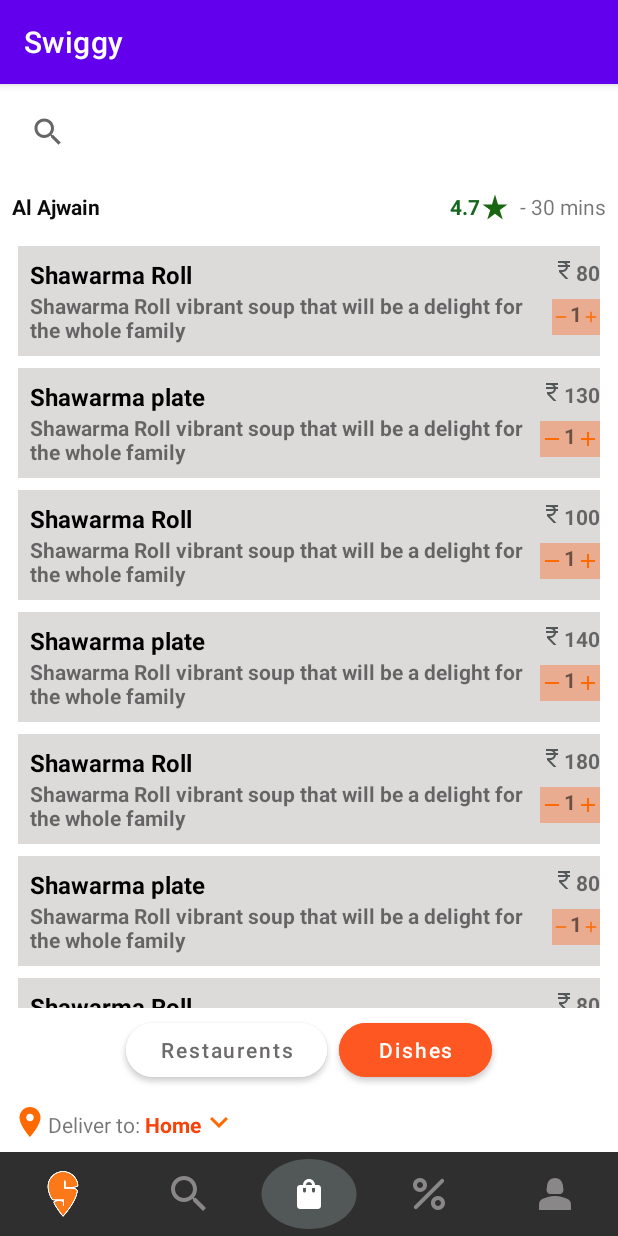
After one commit to charan-teja-improve10x/Swiggy, an Android app: the SwiggyItems2Activity screen opened directly, with no data from a screen before it, on a phone screen of 412 x 824 dp. The commit adds this screen. Run offline under Robolectric (Android 15) with nearby library versions, the phone set to English and light mode, and no system bars.

Commit message:
implemented 2 nd screen

```diff
--- /dev/null
+++ b/app/src/main/java/com/improve10x/swiggy/Swiggy2ItemsAdapter.java
@@ -0,0 +1,38 @@
+package com.improve10x.swiggy;
+
+import android.view.LayoutInflater;
+import android.view.View;
+import android.view.ViewGroup;
+
+import androidx.annotation.NonNull;
+import androidx.recyclerview.widget.RecyclerView;
+
+public class Swiggy2ItemsAdapter extends RecyclerView.Adapter<SwiggyItem2ViewHolder> {
+    SwiggyItems2[] items;
+
+    public Swiggy2ItemsAdapter(SwiggyItems2[] swiggyItems2){
+        items = swiggyItems2;
+    }
+
+    @NonNull
+    @Override
+    public SwiggyItem2ViewHolder onCreateViewHolder(@NonNull ViewGroup parent, int viewType) {
+        LayoutInflater inflater = LayoutInflater.from(parent.getContext());
+        View view = inflater.inflate(R.layout.swiggy_items_2,parent,false);
+        SwiggyItem2ViewHolder viewHolder = new SwiggyItem2ViewHolder(view);
+        return viewHolder;
+    }
+
+    @Override
+    public void onBindViewHolder(@NonNull SwiggyItem2ViewHolder holder, int position) {
+        SwiggyItems2 item = items[position];
+        holder.swiggyItem2Txt.setText(item.swiggyItem2);
+        holder.swiggyDescription2Txt.setText(item.swiggyDescription2);
+        holder.swiggy2AmountTxt.setText(item.swiggyAmount2);
+    }
+
+    @Override
+    public int getItemCount() {
+        return items.length;
+    }
+}
--- /dev/null
+++ b/app/src/main/java/com/improve10x/swiggy/SwiggyItem2ViewHolder.java
@@ -0,0 +1,19 @@
+package com.improve10x.swiggy;
+
+import android.view.View;
+import android.widget.TextView;
+
+import androidx.annotation.NonNull;
+import androidx.recyclerview.widget.RecyclerView;
+
+public class SwiggyItem2ViewHolder extends RecyclerView.ViewHolder {
+    TextView swiggyItem2Txt;
+    TextView swiggyDescription2Txt;
+    TextView swiggy2AmountTxt;
+    public SwiggyItem2ViewHolder(@NonNull View itemView) {
+        super(itemView);
+        swiggyItem2Txt = itemView.findViewById(R.id.swiggy_ietm2_txt);
+        swiggyDescription2Txt = itemView.findViewById(R.id.swiggy2_description_txt);
+        swiggy2AmountTxt = itemView.findViewById(R.id.swiggy2_amount);
+    }
+}
--- /dev/null
+++ b/app/src/main/java/com/improve10x/swiggy/SwiggyItems2.java
@@ -0,0 +1,8 @@
+package com.improve10x.swiggy;
+
+public class SwiggyItems2 {
+    String swiggyItem2;
+    String swiggyDescription2;
+    String swiggyAmount2;
+
+}
--- /dev/null
+++ b/app/src/main/java/com/improve10x/swiggy/SwiggyItems2Activity.java
@@ -0,0 +1,81 @@
+package com.improve10x.swiggy;
+
+import androidx.appcompat.app.AppCompatActivity;
+import androidx.recyclerview.widget.LinearLayoutManager;
+import androidx.recyclerview.widget.RecyclerView;
+
+import android.os.Bundle;
+
+public class SwiggyItems2Activity extends AppCompatActivity {
+    SwiggyItems2[] swiggyItems2;
+    RecyclerView swiggyItems2Rv;
+    Swiggy2ItemsAdapter swiggy2ItemsAdapter;
+
+    @Override
+    protected void onCreate(Bundle savedInstanceState) {
+        super.onCreate(savedInstanceState);
+        setContentView(R.layout.activity_swiggy_items2);
+        initViews();
+        createDummyData();
+        setupAdapter();
+        connectAdapter();
+    }
+
+    private void initViews() {
+        swiggyItems2Rv = findViewById(R.id.swiggy2_ietems_rv);
+    }
+
+    private void createDummyData() {
+
+        swiggyItems2 = new SwiggyItems2[8];
+
+        swiggyItems2[0] = new SwiggyItems2();
+        swiggyItems2[0].swiggyItem2 = "Shawarma Roll";
+        swiggyItems2[0].swiggyDescription2 = "Shawarma Roll vibrant soup that will be a delight for the whole family";
+        swiggyItems2[0].swiggyAmount2 = "80";
+
+        swiggyItems2[1] = new SwiggyItems2();
+        swiggyItems2[1].swiggyItem2 = "Shawarma plate";
+        swiggyItems2[1].swiggyDescription2 = "Shawarma Roll vibrant soup that will be a delight for the whole family";
+        swiggyItems2[1].swiggyAmount2 = "130";
+
+        swiggyItems2[2] = new SwiggyItems2();
+        swiggyItems2[2].swiggyItem2 = "Shawarma Roll";
+        swiggyItems2[2].swiggyDescription2 = "Shawarma Roll vibrant soup that will be a delight for the whole family";
+        swiggyItems2[2].swiggyAmount2 = "100";
+
+        swiggyItems2[3] = new SwiggyItems2();
+        swiggyItems2[3].swiggyItem2 = "Shawarma plate";
+        swiggyItems2[3].swiggyDescription2 = "Shawarma Roll vibrant soup that will be a delight for the whole family";
+        swiggyItems2[3].swiggyAmount2 = "140";
+
+        swiggyItems2[4] = new SwiggyItems2();
+        swiggyItems2[4].swiggyItem2 = "Shawarma Roll";
+        swiggyItems2[4].swiggyDescription2 = "Shawarma Roll vibrant soup that will be a delight for the whole family";
+        swiggyItems2[4].swiggyAmount2 = "180";
+
+        swiggyItems2[5] = new SwiggyItems2();
+        swiggyItems2[5].swiggyItem2 = "Shawarma plate";
+        swiggyItems2[5].swiggyDescription2 = "Shawarma Roll vibrant soup that will be a delight for the whole family";
+        swiggyItems2[5].swiggyAmount2 = "80";
+
+        swiggyItems2[6] = new SwiggyItems2();
+        swiggyItems2[6].swiggyItem2 = "Shawarma Roll";
+        swiggyItems2[6].swiggyDescription2 = "Shawarma Roll vibrant soup that will be a delight for the whole family";
+        swiggyItems2[6].swiggyAmount2 = "80";
+
+        swiggyItems2[7] = new SwiggyItems2();
+        swiggyItems2[7].swiggyItem2 = "Shawarma plate";
+        swiggyItems2[7].swiggyDescription2 = "Shawarma Roll vibrant soup that will be a delight for the whole family";
+        swiggyItems2[7].swiggyAmount2 = "80";
+    }
+
+    public void setupAdapter(){
+        swiggy2ItemsAdapter = new Swiggy2ItemsAdapter(swiggyItems2);
+    }
+
+    public void connectAdapter(){
+        swiggyItems2Rv.setLayoutManager(new LinearLayoutManager(this));
+        swiggyItems2Rv.setAdapter(swiggy2ItemsAdapter);
+    }
+}
--- /dev/null
+++ b/app/src/main/res/drawable/ic_baseline_add_24.xml
@@ -0,0 +1,5 @@
+<vector android:height="24dp" android:tint="#FF6A00"
+    android:viewportHeight="24" android:viewportWidth="24"
+    android:width="24dp" xmlns:android="http://schemas.android.com/apk/res/android">
+    <path android:fillColor="@android:color/white" android:pathData="M19,13h-6v6h-2v-6H5v-2h6V5h2v6h6v2z"/>
+</vector>
--- a/app/src/main/res/drawable/ic_baseline_circle_24.xml
+++ b/app/src/main/res/drawable/ic_baseline_circle_24.xml
@@ -1,5 +1,5 @@
-<vector android:height="24dp" android:tint="#878989"
+<vector android:height="32dp" android:tint="#525858"
     android:viewportHeight="24" android:viewportWidth="24"
-    android:width="24dp" xmlns:android="http://schemas.android.com/apk/res/android">
+    android:width="32dp" xmlns:android="http://schemas.android.com/apk/res/android">
     <path android:fillColor="@android:color/white" android:pathData="M12,2C6.47,2 2,6.47 2,12s4.47,10 10,10 10,-4.47 10,-10S17.53,2 12,2z"/>
 </vector>
--- /dev/null
+++ b/app/src/main/res/drawable/ic_baseline_minimize_24.xml
@@ -0,0 +1,5 @@
+<vector android:height="24dp" android:tint="#FF6A00"
+    android:viewportHeight="24" android:viewportWidth="24"
+    android:width="24dp" xmlns:android="http://schemas.android.com/apk/res/android">
+    <path android:fillColor="@android:color/white" android:pathData="M6,19h12v2H6z"/>
+</vector>
--- /dev/null
+++ b/app/src/main/res/drawable/ic_baseline_remove_24.xml
@@ -0,0 +1,5 @@
+<vector android:height="24dp" android:tint="#FF6A00"
+    android:viewportHeight="24" android:viewportWidth="24"
+    android:width="24dp" xmlns:android="http://schemas.android.com/apk/res/android">
+    <path android:fillColor="@android:color/white" android:pathData="M19,13H5v-2h14v2z"/>
+</vector>
--- /dev/null
+++ b/app/src/main/res/drawable/ic_baseline_shopping_bag_24.xml
@@ -0,0 +1,5 @@
+<vector android:height="24dp" android:tint="#FFFFFF"
+    android:viewportHeight="24" android:viewportWidth="24"
+    android:width="24dp" xmlns:android="http://schemas.android.com/apk/res/android">
+    <path android:fillColor="@android:color/white" android:pathData="M18,6h-2c0,-2.21 -1.79,-4 -4,-4S8,3.79 8,6H6C4.9,6 4,6.9 4,8v12c0,1.1 0.9,2 2,2h12c1.1,0 2,-0.9 2,-2V8C20,6.9 19.1,6 18,6zM10,10c0,0.55 -0.45,1 -1,1s-1,-0.45 -1,-1V8h2V10zM12,4c1.1,0 2,0.9 2,2h-4C10,4.9 10.9,4 12,4zM16,10c0,0.55 -0.45,1 -1,1s-1,-0.45 -1,-1V8h2V10z"/>
+</vector>
--- /dev/null
+++ b/app/src/main/res/layout/activity_swiggy_items2.xml
@@ -0,0 +1,182 @@
+<?xml version="1.0" encoding="utf-8"?>
+<LinearLayout xmlns:android="http://schemas.android.com/apk/res/android"
+    xmlns:app="http://schemas.android.com/apk/res-auto"
+    xmlns:tools="http://schemas.android.com/tools"
+    android:layout_width="match_parent"
+    android:layout_height="match_parent"
+    android:orientation="vertical"
+    tools:context=".SwiggyItems2Activity">
+
+    <SearchView
+        android:layout_width="match_parent"
+        android:layout_height="wrap_content"
+        android:layout_margin="8dp"
+        android:queryHint="Shawarma" />
+
+    <LinearLayout
+        android:layout_width="match_parent"
+        android:layout_height="wrap_content"
+        android:layout_margin="8dp"
+        android:orientation="horizontal">
+
+        <TextView
+            android:id="@+id/textView6"
+            android:layout_width="0dp"
+            android:layout_height="wrap_content"
+            android:layout_weight="1"
+            android:text="Al Ajwain"
+            android:textColor="#0C0C0C"
+            android:textStyle="bold" />
+
+        <TextView
+            android:id="@+id/textView12"
+            android:layout_width="wrap_content"
+            android:layout_height="wrap_content"
+            android:text="4.7"
+            android:textColor="#176721"
+            android:textStyle="bold" />
+
+        <ImageView
+            android:id="@+id/imageView32"
+            android:layout_width="wrap_content"
+            android:layout_height="wrap_content"
+            app:srcCompat="@drawable/ic_baseline_star_rate_241" />
+
+        <TextView
+            android:id="@+id/textView13"
+            android:layout_width="wrap_content"
+            android:layout_height="wrap_content"
+            android:text="  - 30 mins" />
+
+    </LinearLayout>
+
+    <androidx.recyclerview.widget.RecyclerView
+        android:id="@+id/swiggy2_ietems_rv"
+        android:layout_width="match_parent"
+        android:layout_height="match_parent"
+        android:layout_weight="1">
+
+    </androidx.recyclerview.widget.RecyclerView>
+
+    <LinearLayout
+        android:layout_width="match_parent"
+        android:layout_height="wrap_content"
+        android:layout_marginLeft="80dp"
+        android:layout_marginRight="80dp"
+        android:orientation="horizontal">
+
+        <Button
+            android:id="@+id/button11"
+            android:layout_width="wrap_content"
+            android:layout_height="wrap_content"
+            android:layout_margin="4dp"
+            android:layout_weight="1"
+            android:backgroundTint="#FFFFFF"
+            android:text="Restaurents"
+            android:textAllCaps="false"
+            android:textColor="#6C6A6A"
+            app:cornerRadius="20dp" />
+
+        <Button
+            android:id="@+id/button12"
+            android:layout_width="wrap_content"
+            android:layout_height="wrap_content"
+            android:layout_margin="4dp"
+            android:layout_weight="1"
+            android:backgroundTint="#FF5722"
+            android:text="Dishes"
+            android:textAllCaps="false"
+            app:cornerRadius="20dp" />
+    </LinearLayout>
+
+    <LinearLayout
+        android:layout_width="match_parent"
+        android:layout_height="wrap_content"
+        android:layout_margin="8dp"
+        android:orientation="horizontal">
+
+        <ImageView
+            android:id="@+id/imageView33"
+            android:layout_width="wrap_content"
+            android:layout_height="wrap_content"
+            app:srcCompat="@drawable/ic_baseline_location_on_24" />
+
+        <TextView
+            android:id="@+id/textView17"
+            android:layout_width="wrap_content"
+            android:layout_height="wrap_content"
+            android:layout_marginTop="4dp"
+            android:text="Deliver to: " />
+
+        <TextView
+            android:id="@+id/textView18"
+            android:layout_width="wrap_content"
+            android:layout_height="wrap_content"
+            android:layout_marginTop="4dp"
+            android:text="Home"
+            android:textColor="#F84208"
+            android:textStyle="bold" />
+
+        <ImageView
+            android:id="@+id/imageView34"
+            android:layout_width="wrap_content"
+            android:layout_height="wrap_content"
+            app:srcCompat="@drawable/ic_baseline_keyboard_arrow_down_24" />
+    </LinearLayout>
+
+    <LinearLayout
+        android:layout_width="match_parent"
+        android:layout_height="wrap_content"
+        android:background="#302F2F"
+        android:orientation="horizontal">
+
+        <ImageView
+            android:id="@+id/imageView35"
+            android:layout_width="32dp"
+            android:layout_height="32dp"
+            android:layout_margin="12dp"
+            android:layout_weight="1"
+            android:adjustViewBounds="true"
+            app:srcCompat="@drawable/img_3" />
+
+        <ImageView
+            android:id="@+id/imageView36"
+            android:layout_width="wrap_content"
+            android:layout_height="wrap_content"
+            android:layout_margin="12dp"
+            android:layout_weight="1"
+            app:srcCompat="@drawable/ic_baseline_search_24" />
+
+        <LinearLayout
+            android:layout_width="48dp"
+            android:layout_height="56dp"
+            android:layout_weight="1"
+            android:background="@drawable/ic_baseline_circle_24"
+            android:gravity="center"
+            android:orientation="vertical">
+
+            <ImageView
+                android:id="@+id/imageView39"
+                android:layout_width="match_parent"
+                android:layout_height="wrap_content"
+                app:srcCompat="@drawable/ic_baseline_shopping_bag_24" />
+        </LinearLayout>
+
+        <ImageView
+            android:id="@+id/imageView37"
+            android:layout_width="wrap_content"
+            android:layout_height="wrap_content"
+            android:layout_margin="12dp"
+            android:layout_weight="1"
+            app:srcCompat="@drawable/ic_round_percent_24" />
+
+        <ImageView
+            android:id="@+id/imageView38"
+            android:layout_width="wrap_content"
+            android:layout_height="wrap_content"
+            android:layout_margin="12dp"
+            android:layout_weight="1"
+            app:srcCompat="@drawable/ic_baseline_person_2_24" />
+    </LinearLayout>
+
+</LinearLayout>
--- /dev/null
+++ b/app/src/main/res/layout/swiggy_items_2.xml
@@ -0,0 +1,90 @@
+<?xml version="1.0" encoding="utf-8"?>
+<LinearLayout xmlns:android="http://schemas.android.com/apk/res/android"
+    xmlns:app="http://schemas.android.com/apk/res-auto"
+    android:layout_width="match_parent"
+    android:layout_height="wrap_content"
+    android:layout_marginLeft="12dp"
+    android:layout_marginTop="8dp"
+    android:layout_marginRight="12dp"
+    android:background="#DDDADA">
+
+    <LinearLayout
+        android:layout_width="0dp"
+        android:layout_height="wrap_content"
+        android:layout_margin="8dp"
+        android:layout_weight="1"
+        android:orientation="vertical">
+
+        <TextView
+            android:id="@+id/swiggy_ietm2_txt"
+            android:layout_width="match_parent"
+            android:layout_height="wrap_content"
+            android:text="TextView"
+            android:textColor="#000000"
+            android:textSize="16dp"
+            android:textStyle="bold" />
+
+        <TextView
+            android:id="@+id/swiggy2_description_txt"
+            android:layout_width="match_parent"
+            android:layout_height="wrap_content"
+            android:text="TextView"
+            android:textStyle="bold" />
+    </LinearLayout>
+
+    <LinearLayout
+        android:layout_width="wrap_content"
+        android:layout_height="match_parent"
+        android:orientation="vertical">
+
+        <LinearLayout
+            android:layout_width="wrap_content"
+            android:layout_height="wrap_content"
+            android:layout_marginTop="8dp"
+            android:orientation="horizontal">
+
+            <ImageView
+                android:id="@+id/imageView40"
+                android:layout_width="match_parent"
+                android:layout_height="wrap_content"
+                app:srcCompat="@drawable/ic_baseline_currency_rupee_241" />
+
+            <TextView
+                android:id="@+id/swiggy2_amount"
+                android:layout_width="match_parent"
+                android:layout_height="wrap_content"
+                android:text="TextView"
+                android:textStyle="bold" />
+        </LinearLayout>
+
+        <LinearLayout
+            android:layout_width="match_parent"
+            android:layout_height="wrap_content"
+            android:layout_marginTop="8dp"
+            android:background="#56FF5100"
+            android:orientation="horizontal">
+
+            <ImageView
+                android:id="@+id/imageView41"
+                android:layout_width="wrap_content"
+                android:layout_height="wrap_content"
+                android:layout_weight="1"
+                app:srcCompat="@drawable/ic_baseline_remove_24" />
+
+            <TextView
+                android:id="@+id/textView22"
+                android:layout_width="wrap_content"
+                android:layout_height="wrap_content"
+                android:text="1"
+                android:textStyle="bold" />
+
+            <ImageView
+                android:id="@+id/imageView42"
+                android:layout_width="wrap_content"
+                android:layout_height="wrap_content"
+                android:layout_weight="1"
+                app:srcCompat="@drawable/ic_baseline_add_24" />
+        </LinearLayout>
+
+    </LinearLayout>
+</LinearLayout>
```
Also changed, not shown: app/src/main/AndroidManifest.xml (+13 -0 lines).
